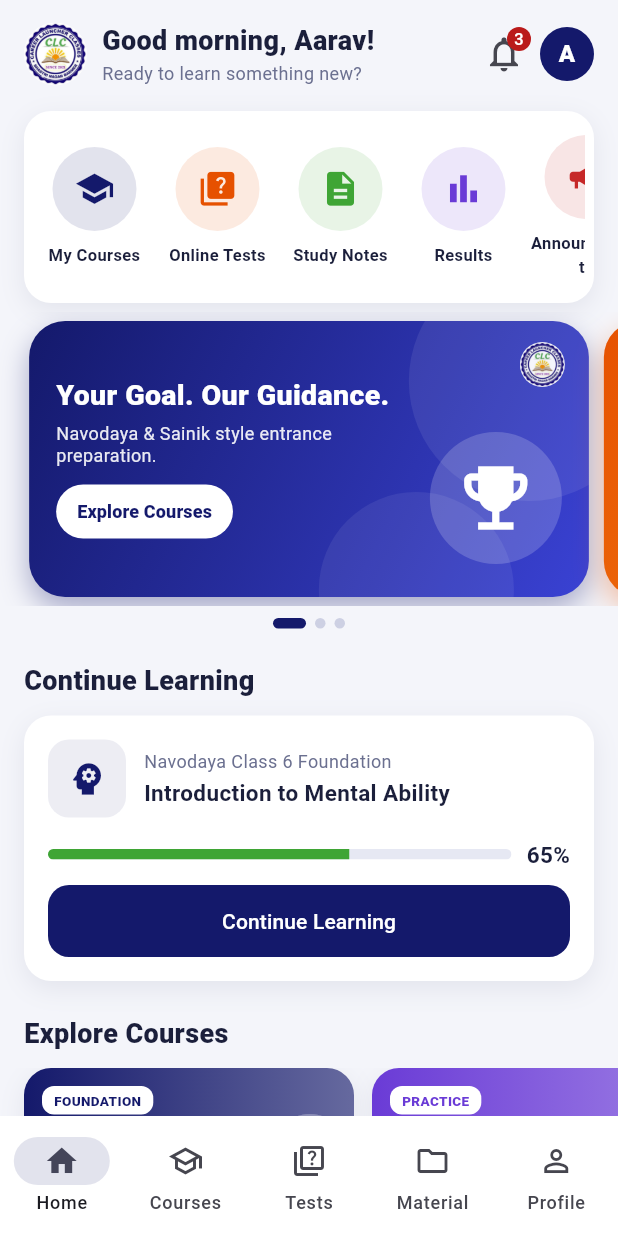
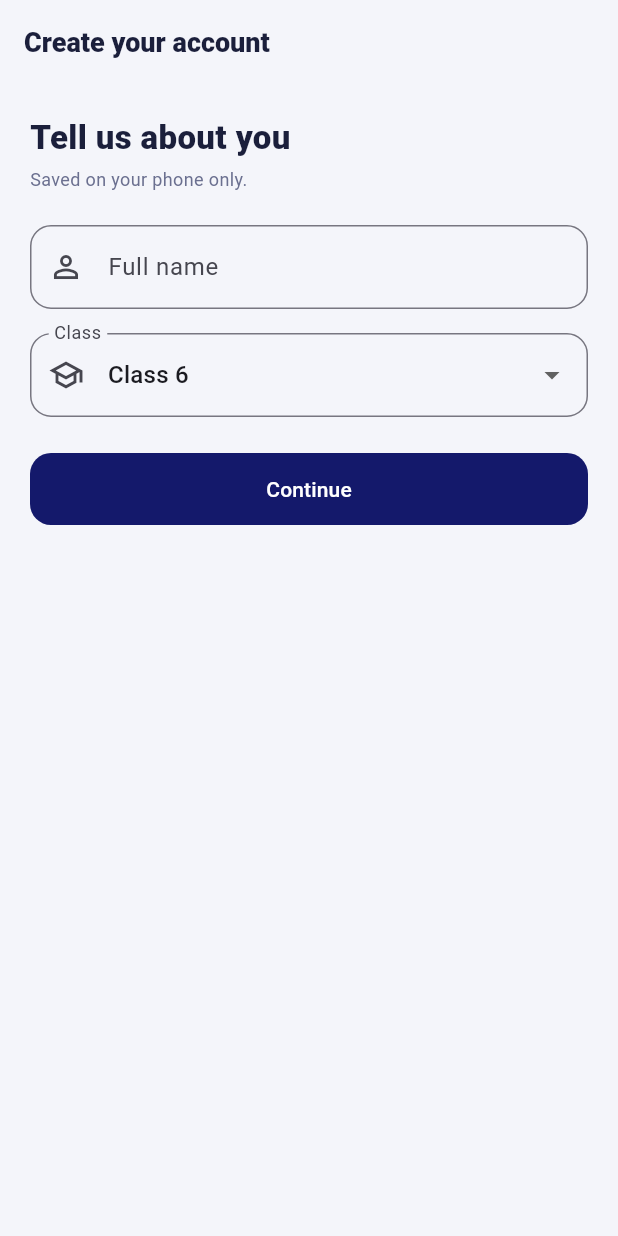
Before and after one commit to kailash-kbuilders/clc, a Flutter app: the screen it shows after launch, after a tap on "Explore App", on a phone screen of 412 x 824 dp. Run offline on Flutter 3.47's test engine with Material 3 defaults, Android fonts, the light colour scheme and no system bars; our stand-ins replace flutter_local_notifications, shared_preferences; statements that could not run were skipped.

Commit message:
Quick actions order, permission after login, Explore sign-up, paid courses with Buy flow, saved profile

```diff
--- a/lib/data.dart
+++ b/lib/data.dart
@@ -7,16 +7,17 @@ class Course {
   final Color color;
   final int lessons;
   final double progress;
-  final bool enrolled;
+  final bool free; // true = included free; only one course is free
+  final int price; // price in rupees (0 when free)
   const Course(this.id, this.title, this.desc, this.tag, this.icon, this.color,
-      this.lessons, this.progress, this.enrolled);
+      this.lessons, this.progress, this.free, this.price);
 }
 
 const courses = [
-  Course('c1', 'Navodaya Class 6 Foundation', 'Mental Ability, Mathematics and Language', 'FOUNDATION', Icons.psychology, Color(0xFF14196B), 24, .65, true),
-  Course('c2', 'Mental Ability Practice', 'Reasoning drills and pattern practice', 'PRACTICE', Icons.extension, Color(0xFF6A3BD6), 18, .30, true),
-  Course('c3', 'Sainik School Class 6 Preparation', 'Maths, English, Intelligence and GK', 'ENTRANCE PREP', Icons.military_tech, Color(0xFF2E7D32), 30, 0, false),
-  Course('c4', 'Class 9 Entrance Preparation', 'Maths, English, Science and Intelligence', 'CLASS 9', Icons.rocket_launch, Color(0xFFE65100), 28, 0, false),
+  Course('c1', 'Navodaya Class 6 Foundation', 'Mental Ability, Mathematics and Language', 'FREE', Icons.psychology, Color(0xFF14196B), 24, .65, true, 0),
+  Course('c2', 'Mental Ability Practice', 'Reasoning drills and pattern practice', 'PAID', Icons.extension, Color(0xFF6A3BD6), 18, 0, false, 499),
+  Course('c3', 'Sainik School Class 6 Preparation', 'Maths, English, Intelligence and GK', 'PAID', Icons.military_tech, Color(0xFF2E7D32), 30, 0, false, 699),
+  Course('c4', 'Class 9 Entrance Preparation', 'Maths, English, Science and Intelligence', 'PAID', Icons.rocket_launch, Color(0xFFE65100), 28, 0, false, 599),
 ];
 
 class Lesson {
@@ -133,8 +134,28 @@ class AppState extends ChangeNotifier {
   final Set<String> done = {};
   final Set<int> read = {};
   final List<TestResult> results = [];
+  final Set<String> purchased = {};
+
+  String userName = 'Student';
+  String userClass = '';
 
   int get unread => notices.length - read.length;
+
+  /// True if the course is free or has already been bought.
+  bool owns(Course c) => c.free || purchased.contains(c.id);
+
+  void buy(Course c) {
+    purchased.add(c.id);
+    Store.savePurchased(purchased);
+    notifyListeners();
+  }
+
+  void setProfile(String name, String cls) {
+    userName = name;
+    userClass = cls;
+    Store.saveProfile(name, cls);
+    notifyListeners();
+  }
 
   /// Loads saved data from the device. Call once after Store.init().
   void hydrate() {
@@ -151,6 +172,11 @@ class AppState extends ChangeNotifier {
             m['score'] as int,
             m['total'] as int,
           )));
+    purchased
+      ..clear()
+      ..addAll(Store.readPurchased());
+    userName = Store.profileName.isEmpty ? 'Student' : Store.profileName;
+    userClass = Store.profileClass;
     notifyListeners();
   }
 
--- a/lib/main.dart
+++ b/lib/main.dart
@@ -4,7 +4,6 @@ import 'widgets.dart';
 import 'courses.dart';
 import 'tests.dart';
 import 'more.dart';
-import 'services/store.dart';
 import 'services/notify.dart';
 
 Future<void> main() async {
@@ -40,9 +39,6 @@ class _SplashState extends State<SplashScreen> {
   @override
   void initState() {
     super.initState();
-    // Notification setup runs after the first frame and can never block
-    // navigation away from the splash screen.
-    WidgetsBinding.instance.addPostFrameCallback((_) => _setupNotifications());
     Future.delayed(const Duration(milliseconds: 2200), _goNext);
   }
 
@@ -52,19 +48,6 @@ class _SplashState extends State<SplashScreen> {
         transitionDuration: const Duration(milliseconds: 500),
         pageBuilder: (_, __, ___) => const LoginScreen(),
         transitionsBuilder: (_, a, __, child) => FadeTransition(opacity: a, child: child)));
-  }
-
-  /// On every app open: ask for notification permission, and if the user
-  /// has notifications enabled, show the welcome notification. Any problem
-  /// here is ignored — notifications are optional and never block startup.
-  Future<void> _setupNotifications() async {
-    try {
-      await Notify.init();
-      final granted = await Notify.requestPermission();
-      if (granted && Store.notifEnabled) {
-        await Notify.welcome();
-      }
-    } catch (_) {}
   }
 
   @override
@@ -196,7 +179,8 @@ class _LoginState extends State<LoginScreen> {
                   SizedBox(
                       width: double.infinity,
                       child: OutlinedButton.icon(
-                          onPressed: _enter,
+                          onPressed: () => Navigator.of(context).pushReplacement(
+                              MaterialPageRoute(builder: (_) => const ProfileSetupScreen())),
                           icon: const Icon(Icons.explore),
                           label: const Text('Explore App'))),
                 ]),
@@ -204,6 +188,67 @@ class _LoginState extends State<LoginScreen> {
             ),
           ]),
         ),
+      );
+}
+
+// ───────── Create account (Explore) ─────────
+class ProfileSetupScreen extends StatefulWidget {
+  const ProfileSetupScreen({super.key});
+  @override
+  State<ProfileSetupScreen> createState() => _ProfileSetupState();
+}
+
+class _ProfileSetupState extends State<ProfileSetupScreen> {
+  final _name = TextEditingController();
+  String _cls = 'Class 6';
+  static const _classes = ['Class 5', 'Class 6', 'Class 7', 'Class 8', 'Class 9', 'Class 10'];
+
+  @override
+  void dispose() {
+    _name.dispose();
+    super.dispose();
+  }
+
+  void _continue() {
+    final name = _name.text.trim();
+    if (name.isEmpty) {
+      snack(context, 'Please enter your name.');
+      return;
+    }
+    AppState.i.setProfile(name, _cls);
+    Navigator.of(context).pushReplacement(MaterialPageRoute(builder: (_) => const Shell()));
+  }
+
+  @override
+  Widget build(BuildContext context) => Scaffold(
+        appBar: AppBar(title: const Text('Create your account')),
+        body: ListView(padding: const EdgeInsets.all(20), children: [
+          const Text('Tell us about you',
+              style: TextStyle(fontSize: 22, fontWeight: FontWeight.w800, color: kInk)),
+          const SizedBox(height: 4),
+          const Text('Saved on your phone only.', style: mS),
+          const SizedBox(height: 22),
+          TextField(
+            controller: _name,
+            textCapitalization: TextCapitalization.words,
+            decoration: InputDecoration(
+                labelText: 'Full name',
+                prefixIcon: const Icon(Icons.person_outline),
+                border: OutlineInputBorder(borderRadius: BorderRadius.circular(14))),
+          ),
+          const SizedBox(height: 16),
+          DropdownButtonFormField<String>(
+            value: _cls,
+            decoration: InputDecoration(
+                labelText: 'Class',
+                prefixIcon: const Icon(Icons.school_outlined),
+                border: OutlineInputBorder(borderRadius: BorderRadius.circular(14))),
+            items: _classes.map((s) => DropdownMenuItem(value: s, child: Text(s))).toList(),
+            onChanged: (v) => setState(() => _cls = v ?? _cls),
+          ),
+          const SizedBox(height: 24),
+          FilledButton(onPressed: _continue, child: const Text('Continue')),
+        ]),
       );
 }
 
@@ -216,6 +261,22 @@ class Shell extends StatefulWidget {
 
 class _ShellState extends State<Shell> {
   int _i = 0;
+
+  @override
+  void initState() {
+    super.initState();
+    // Ask for notification permission only after the user reaches Home
+    // (i.e. after login / explore) — never on the splash or login screen.
+    WidgetsBinding.instance.addPostFrameCallback((_) => _askNotifications());
+  }
+
+  Future<void> _askNotifications() async {
+    try {
+      await Notify.init();
+      await Notify.requestPermission();
+    } catch (_) {}
+  }
+
   @override
   Widget build(BuildContext context) => Scaffold(
         body: SafeArea(
@@ -283,11 +344,15 @@ class HomeScreen extends StatelessWidget {
         child: Row(children: [
           const Logo(size: 42),
           const SizedBox(width: 10),
-          const Expanded(
-              child: Column(crossAxisAlignment: CrossAxisAlignment.start, children: [
-            Text('Good morning, Aarav!', maxLines: 1, overflow: TextOverflow.ellipsis, style: hS),
-            Text('Ready to learn something new?', style: mS),
-          ])),
+          Expanded(
+              child: ListenableBuilder(
+            listenable: AppState.i,
+            builder: (_, __) => Column(crossAxisAlignment: CrossAxisAlignment.start, children: [
+              Text('Hi, ${AppState.i.userName}!',
+                  maxLines: 1, overflow: TextOverflow.ellipsis, style: hS),
+              const Text('Ready to learn something new?', style: mS),
+            ]),
+          )),
           ListenableBuilder(
             listenable: AppState.i,
             builder: (_, __) => IconButton(
@@ -311,11 +376,11 @@ class HomeScreen extends StatelessWidget {
       // ── Quick actions, up front like PW ──
       QuickActions(items: [
         QuickAction(Icons.school, 'My Courses', kNavy, () => go(1)),
-        QuickAction(Icons.quiz, 'Online Tests', const Color(0xFFE65100), () => go(2)),
-        QuickAction(Icons.description, 'Study Notes', kGreen, () => go(3)),
         QuickAction(Icons.bar_chart, 'Results', const Color(0xFF6A3BD6), () => push(context, const ResultsScreen())),
         QuickAction(Icons.campaign, 'Announcements', const Color(0xFFC62828), () => push(context, const NotificationsScreen())),
         QuickAction(Icons.help_outline, 'Ask a Question', const Color(0xFF00838F), () => push(context, const AskScreen())),
+        QuickAction(Icons.quiz, 'Online Tests', const Color(0xFFE65100), () => go(2)),
+        QuickAction(Icons.description, 'Study Notes', kGreen, () => go(3)),
       ]),
 
       BannerCarousel(items: banners, onCta: go),
@@ -359,7 +424,7 @@ class HomeScreen extends StatelessWidget {
       // Explore courses
       const SectionTitle('Explore Courses'),
       SizedBox(
-        height: 252,
+        height: 292,
         child: ListView.builder(
           scrollDirection: Axis.horizontal,
           padding: const EdgeInsets.only(left: 16, right: 4),
--- a/lib/more.dart
+++ b/lib/more.dart
@@ -168,26 +168,31 @@ class ProfileScreen extends StatelessWidget {
 
   @override
   Widget build(BuildContext context) => ListView(padding: const EdgeInsets.all(16), children: [
-        Container(
+        ListenableBuilder(
+          listenable: AppState.i,
+          builder: (_, __) => Container(
             padding: const EdgeInsets.all(18),
             decoration: BoxDecoration(
                 borderRadius: BorderRadius.circular(22),
                 gradient: const LinearGradient(colors: [kNavy, Color(0xFF3A42D4)])),
             child: Row(children: [
-            const CircleAvatar(
+              CircleAvatar(
                   radius: 32,
                   backgroundColor: Colors.white,
-                child: Text('A', style: TextStyle(fontSize: 28, fontWeight: FontWeight.w800, color: kNavy))),
+                  child: Text(
+                      AppState.i.userName.isEmpty ? 'S' : AppState.i.userName[0].toUpperCase(),
+                      style: const TextStyle(fontSize: 28, fontWeight: FontWeight.w800, color: kNavy))),
               const SizedBox(width: 14),
-            const Expanded(
+              Expanded(
                   child: Column(crossAxisAlignment: CrossAxisAlignment.start, children: [
-              Text('Aarav Sharma', style: TextStyle(color: Colors.white, fontSize: 20, fontWeight: FontWeight.w800)),
-              SizedBox(height: 2),
-              Text('DEMO-001 • Class 6', style: TextStyle(color: Colors.white70)),
-              SizedBox(height: 6),
-              DemoChip(dark: true),
+                Text(AppState.i.userName,
+                    style: const TextStyle(color: Colors.white, fontSize: 20, fontWeight: FontWeight.w800)),
+                const SizedBox(height: 2),
+                Text(AppState.i.userClass.isEmpty ? 'Class not set' : AppState.i.userClass,
+                    style: const TextStyle(color: Colors.white70)),
               ])),
             ]),
+          ),
         ),
         const SizedBox(height: 16),
         Container(
--- a/lib/services/store.dart
+++ b/lib/services/store.dart
@@ -45,6 +45,23 @@ class Store {
     await _p?.setStringList('results', v.map(jsonEncode).toList());
   }
 
+  // ── Purchased courses ──
+  static Set<String> readPurchased() => (_p?.getStringList('purchased') ?? const []).toSet();
+
+  static Future<void> savePurchased(Set<String> v) async {
+    await _p?.setStringList('purchased', v.toList());
+  }
+
+  // ── Student profile ──
+  static String get profileName => _p?.getString('name') ?? '';
+
+  static String get profileClass => _p?.getString('class') ?? '';
+
+  static Future<void> saveProfile(String name, String cls) async {
+    await _p?.setString('name', name);
+    await _p?.setString('class', cls);
+  }
+
   // ── Settings ──
   static bool get notifEnabled => _p?.getBool('notif') ?? true;
 
```
Also changed, not shown: lib/courses.dart (+30 -5 lines), lib/services/payment.dart (added, +99 -0 lines), lib/widgets.dart (+29 -5 lines). Lines whose indentation alone changed are shown as unchanged.
